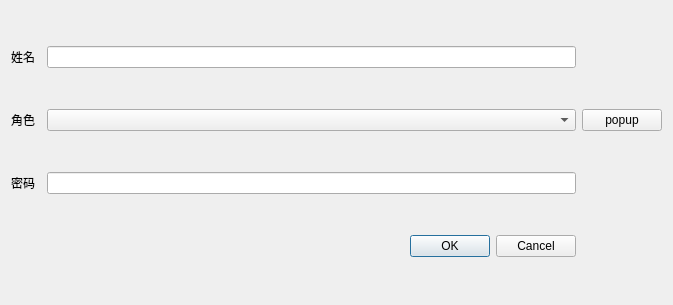
Before: the Qt Designer form src/chapter06/ks06_03/dialog.ui in hongfei163/gui, drawn with Qt 5.
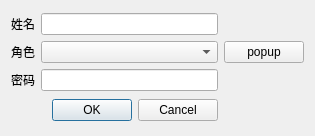
After: the same form once the commit is applied.

```diff
--- a/src/chapter06/ks06_03/dialog.ui
+++ b/src/chapter06/ks06_03/dialog.ui
@@ -6,49 +6,60 @@
    <rect>
     <x>0</x>
     <y>0</y>
-    <width>673</width>
-    <height>305</height>
+    <width>315</width>
+    <height>136</height>
    </rect>
   </property>
   <property name="windowTitle">
    <string>Dialog</string>
   </property>
   <layout class="QGridLayout" name="gridLayout">
-   <item row="1" column="0">
-    <widget class="QLabel" name="label_gif_3">
-     <property name="text">
-      <string>角色</string>
-     </property>
-    </widget>
-   </item>
    <item row="0" column="0">
-    <widget class="QLabel" name="label_gif">
-     <property name="text">
-      <string>姓名</string>
-     </property>
-    </widget>
+    <layout class="QFormLayout" name="formLayout">
+     <item row="0" column="0">
+      <widget class="QLabel" name="label_gif">
+       <property name="text">
+        <string>姓名</string>
+       </property>
+      </widget>
+     </item>
+     <item row="0" column="1">
+      <widget class="QLineEdit" name="lineEdit"/>
+     </item>
+     <item row="1" column="0">
+      <widget class="QLabel" name="label_gif_3">
+       <property name="text">
+        <string>角色</string>
+       </property>
+      </widget>
+     </item>
+     <item row="1" column="1">
+      <widget class="QComboBox" name="cbRole"/>
+     </item>
+     <item row="2" column="0">
+      <widget class="QLabel" name="label_gif_2">
+       <property name="text">
+        <string>密码</string>
+       </property>
+      </widget>
+     </item>
+     <item row="2" column="1">
+      <widget class="QLineEdit" name="lineEdit_2">
+       <property name="echoMode">
+        <enum>QLineEdit::Password</enum>
+       </property>
+      </widget>
+     </item>
+    </layout>
    </item>
-   <item row="1" column="2">
-    <widget class="QComboBox" name="cbRole"/>
-   </item>
-   <item row="2" column="2">
-    <widget class="QLineEdit" name="lineEdit_2">
-     <property name="echoMode">
-      <enum>QLineEdit::PasswordEchoOnEdit</enum>
-     </property>
-    </widget>
-   </item>
-   <item row="2" column="0">
-    <widget class="QLabel" name="label_gif_2">
+   <item row="0" column="1">
+    <widget class="QPushButton" name="btnPopup">
      <property name="text">
-      <string>密码</string>
+      <string>popup</string>
      </property>
     </widget>
    </item>
-   <item row="0" column="2">
-    <widget class="QLineEdit" name="lineEdit"/>
-   </item>
-   <item row="3" column="0" colspan="3">
+   <item row="1" column="0">
     <widget class="QDialogButtonBox" name="buttonBox">
      <property name="orientation">
       <enum>Qt::Horizontal</enum>
@@ -58,13 +69,6 @@
      </property>
     </widget>
    </item>
-   <item row="1" column="3">
-    <widget class="QPushButton" name="btnPopup">
-     <property name="text">
-      <string>popup</string>
-     </property>
-    </widget>
-   </item>
   </layout>
  </widget>
  <resources/>
```
Left out of the diff: 37 changed lines with no effect on the pictures.
